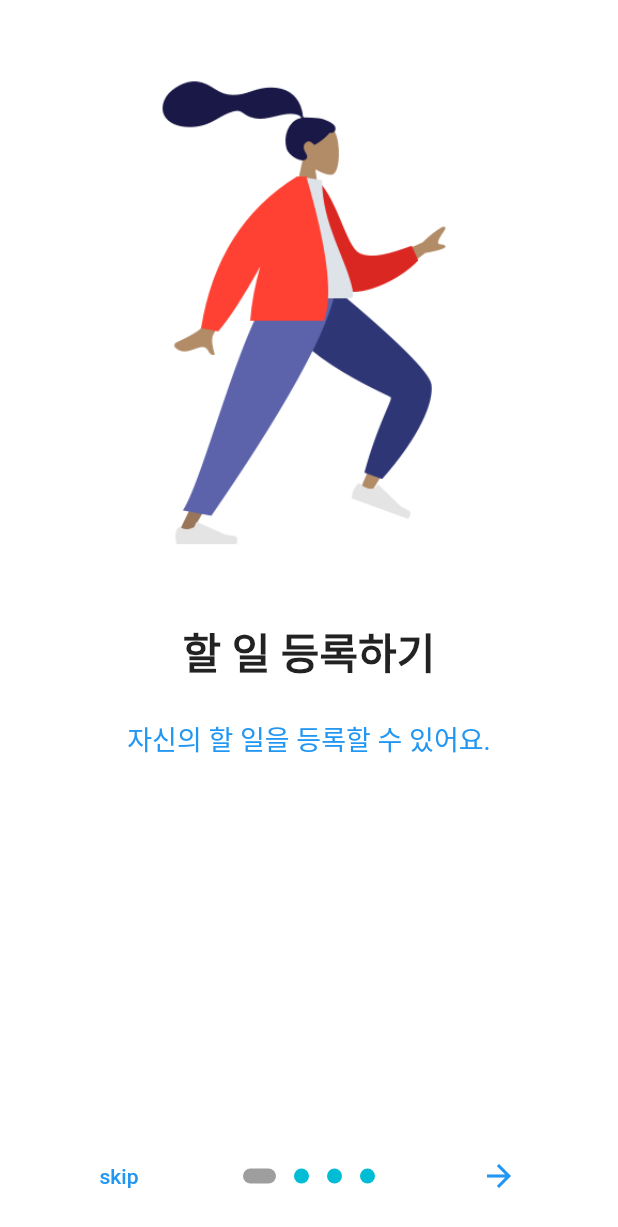
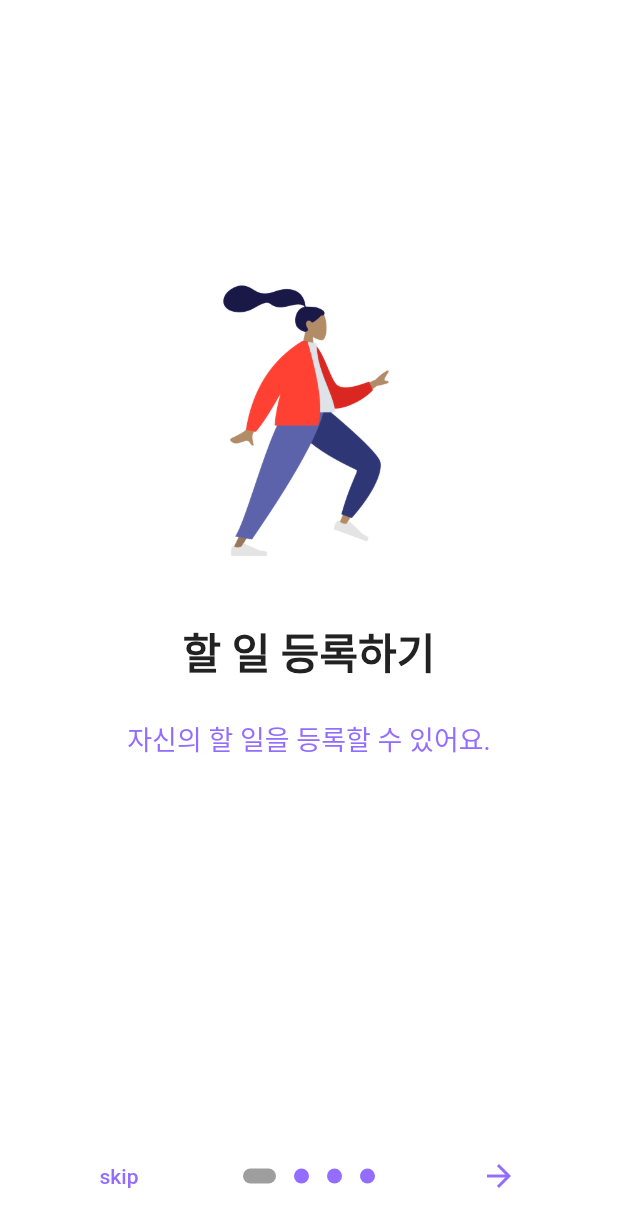
Before and after one commit to pmjwr31/motive_firstv, a Flutter app: the screen it shows after launch, on a phone screen of 412 x 824 dp. Shown: the top 1227 px of the screen. Run offline on Flutter 3.47's test engine with Material 2 defaults, Android fonts, the phone set to English and light mode, and no system bars; drawn by our look-alikes of introduction_screen; our stand-ins replace cloud_firestore, firebase_auth, firebase_core, firebase_database, flutter_slidable, flutter_time_picker_spinner and 3 more; missing offline and left inert: dart:ffi, flutter_timetable_view, time_picker_sheet, time_pickerr; accounts and stored records are empty; Roboto replaces fonts that are missing (NotoSansKR).

```diff
--- a/lib/initial screen/description.dart
+++ b/lib/initial screen/description.dart
@@ -12,50 +12,68 @@ class OnBoardingPage extends StatelessWidget {
         PageViewModel(
             title: '할 일 등록하기',
             body: '자신의 할 일을 등록할 수 있어요.',
-            image: Image.asset('assets/dis_1.png'),
-            decoration: getPageDecoration()),
+            image: Image.asset('assets/dis_1.png',width: 200, height: 200),
+            decoration: getPageDecoration()
+        ),
         PageViewModel(
+
             title: '우선순위',
             body: '할 일을 우선순위에 맞게 체계화해요.',
-            image: Image.asset('assets/dis_2.png'),
-            decoration: getPageDecoration()),
+            image: Image.asset('assets/dis_2.png',width: 200, height: 200),
+            decoration: getPageDecoration()
+        ),
         PageViewModel(
             title: '통계',
             body: '사용한 시간을 되돌아 볼 수 있어요',
-            image: Image.asset('assets/dis_3.png'),
-            decoration: getPageDecoration()),
+            image: Image.asset('assets/dis_3.png',width: 200, height: 200),
+            decoration: getPageDecoration()
+        ),
         PageViewModel(
             title: '위젯',
             body: '바탕화면에 위젯을 설정할 수 있어요',
-            image: Image.asset('assets/dis_1.png'),
-            decoration: getPageDecoration()),
+            image: Image.asset('assets/dis_1.png',width: 200, height: 200),
+            decoration: getPageDecoration()
+        ),
+
       ],
-      done: const Text('done'),
+      done: Text('done',style: TextStyle(color: Color(0xff936DFF), fontFamily: 'NotoSansKR')),
       onDone: () {
-        Navigator.push(
-          context,
-          MaterialPageRoute(builder: (context) => SocialLogin()),
-        );
+        Navigator.push(context, MaterialPageRoute(builder: (context) =>
+            SocialLogin()));
       },
-      next: const Icon(Icons.arrow_forward),
+      next: Icon(Icons.arrow_forward, color: Color(0xff936DFF)),
       showSkipButton: true,
-      skip: const Text('skip'),
+      skip: Text('skip',style: TextStyle(color: Color(0xff936DFF), fontFamily: 'NotoSansKR')),
       dotsDecorator: DotsDecorator(
-          color: Colors.cyan,
-          size: const Size(10, 10),
+          color: Color(0xff936DFF),
+          size: const Size(10,10),
           activeSize: const Size(22, 10),
-          activeShape:
-              RoundedRectangleBorder(borderRadius: BorderRadius.circular(24)),
-          activeColor: Colors.grey),
+          activeShape: RoundedRectangleBorder(
+              borderRadius: BorderRadius.circular(24)
+          ),
+          activeColor: Colors.grey
+      ),
+      globalBackgroundColor: Colors.white,
+
       curve: Curves.bounceOut,
     );
   }
 
-  PageDecoration getPageDecoration() {
+  PageDecoration getPageDecoration(){
     return const PageDecoration(
-        titleTextStyle: TextStyle(fontSize: 28, fontWeight: FontWeight.bold),
-        bodyTextStyle: TextStyle(fontSize: 18, color: Colors.blue),
+        titleTextStyle: TextStyle(
+            fontSize: 28,
+            fontWeight: FontWeight.bold,
+            fontFamily: 'NotoSansKR',
+            color: Color(0xff222222)
+        ),
+        bodyTextStyle: TextStyle(
+            fontSize: 18,
+            color: Color(0xff936DFF),
+            fontFamily: 'NotoSansKR'
+        ),
         imagePadding: EdgeInsets.only(top: 40),
-        pageColor: Colors.white);
+        pageColor: Colors.white
+    );
   }
 }
--- a/lib/initial screen/splash.dart
+++ b/lib/initial screen/splash.dart
@@ -31,7 +31,7 @@ class _LandingPageState extends State<LandingPage> {
                 width: MediaQuery.of(context).size.width,
                 height: MediaQuery.of(context).size.height,
                 child: Image.asset(
-              'assets/whynot.png',
+                  'assets/motive.png',
                   fit: BoxFit.cover,
                 )),
           ],
--- a/lib/navigationbar.dart
+++ b/lib/navigationbar.dart
@@ -19,7 +19,7 @@ class _NavigationState extends State<NavigationPage> {
     nameinput(),
     schedulePage(),
     ChartPage(),
-    MyPage(),
+    Timetable(),
   ];
   void onTap(int index) {
     setState(() {
--- a/pubspec.yaml
+++ b/pubspec.yaml
@@ -48,6 +48,7 @@ dependencies:
   time_picker_sheet: ^0.0.2+1
   flutter_swipe_action_cell: ^3.0.1
   flutter_slidable: ^1.2.1
+  flutter_timetable_view: ^0.2.0
 
 dev_dependencies:
   flutter_test:
@@ -86,6 +87,7 @@ flutter:
     - assets/time.png
     - assets/logo.png
     - assets/prio.png
+    - assets/logo_2.png
 
 
   # To add assets to your application, add an assets section, like this:
```
Also changed, not shown: lib/Mypage.dart (+66 -6 lines), lib/login/login.dart (+22 -4 lines), lib/login/register.dart (+23 -3 lines), lib/login/sociallogin.dart (+50 -30 lines), assets/logo_2.png (added), assets/motive.png, lib/goal/py1.dart (indentation only), pubspec.lock, 2 other files. Lines whose indentation alone changed are shown as unchanged.
